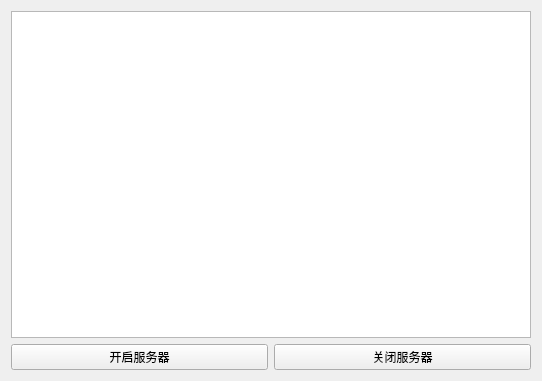
This is IMsoftware_server/widget.ui in Artist-V/IMsoftware as Qt 5 draws it before an edit. The edited form follows.
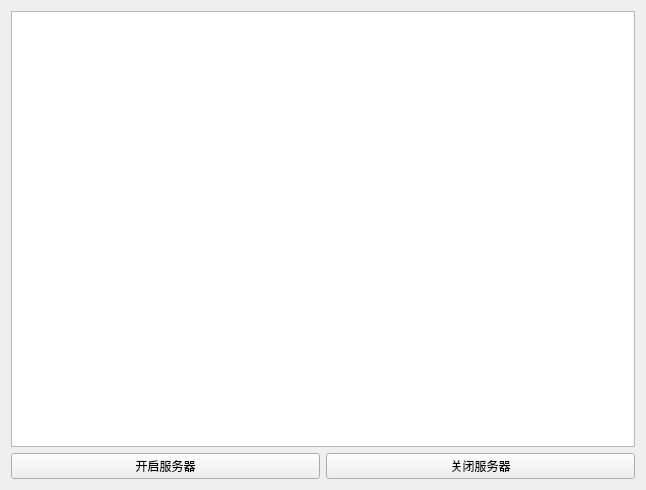
This is the edited form.

Diff of the .ui file:
```diff
--- a/IMsoftware_server/widget.ui
+++ b/IMsoftware_server/widget.ui
@@ -6,8 +6,8 @@
    <rect>
     <x>0</x>
     <y>0</y>
-    <width>542</width>
-    <height>381</height>
+    <width>646</width>
+    <height>490</height>
    </rect>
   </property>
   <property name="windowTitle">
```
